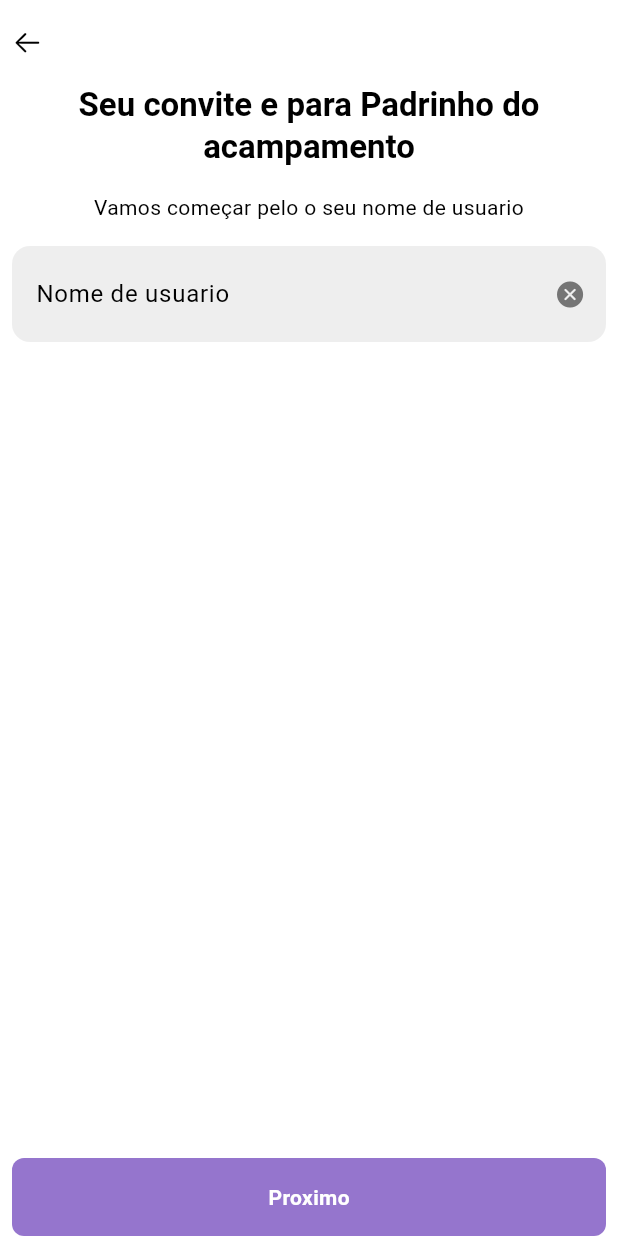
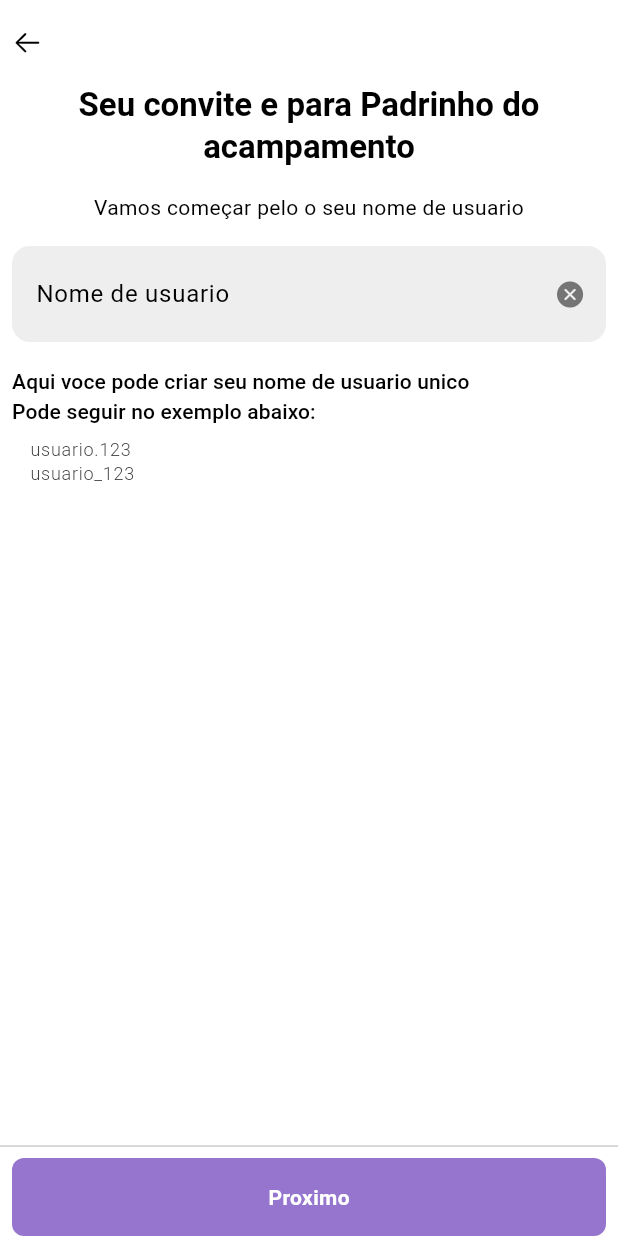
Before and after one commit to pos-crisma/poscrisma, a Flutter app: the UserMobile screen opened directly with empty values, on a phone screen of 412 x 824 dp. Run offline on Flutter 3.47's test engine with Material 3 defaults, Android fonts, the phone set to English and light mode, and no system bars; our stand-ins replace carousel_slider, cloud_firestore, dio, firebase_analytics, firebase_core, flutter_modular and 3 more; accounts and stored records are empty; Roboto replaces fonts that are missing (Manrope).

Commit message:
feat: create user

```diff
--- a/modules/design/lib/components/textfield/custom_textformfield.dart
+++ b/modules/design/lib/components/textfield/custom_textformfield.dart
@@ -10,19 +10,22 @@ class CustomTextFormField extends StatelessWidget {
     Color boxDecorationColor = Colors.black,
     bool autoFocus = false,
     bool enabled = true,
+    int? maxLine = 1,
     required this.labelText,
     this.suffixPress,
     this.controller,
     this.keyboardType,
     this.textInputAction,
     FocusNode? focusNote,
+
     EdgeInsets edgeInsets = const EdgeInsets.symmetric(horizontal: 8.0),
   })  : _borderRadiusGeometry = borderRadiusGeometry,
         _boxDecorationColor = boxDecorationColor,
         _autoFocus = autoFocus,
         _enabled = enabled,
         _edgeInsets = edgeInsets,
-        _focusNode = focusNote;
+        _focusNode = focusNote,
+        _maxLine = maxLine;
 
   final EdgeInsets _edgeInsets;
   final String labelText;
@@ -41,6 +44,8 @@ class CustomTextFormField extends StatelessWidget {
 
   final FocusNode? _focusNode;
 
+  final int? _maxLine;
+
   @override
   Widget build(BuildContext context) {
     return Padding(
@@ -55,6 +60,7 @@ class CustomTextFormField extends StatelessWidget {
           keyboardType: keyboardType,
           textCapitalization: textCapitalization,
           textInputAction: textInputAction,
+          maxLines: _maxLine,
           decoration: InputDecoration(
             labelText: labelText,
             filled: true,
--- a/modules/feature/create_user/lib/src/feature/controller/store/user_mobile_reducer.dart
+++ /dev/null
@@ -1,48 +0,0 @@
-import 'package:core/core.dart';
-import 'package:flutter/cupertino.dart';
-
-import '../model/user_type.dart';
-import '../action/user_mobile_action.dart';
-import '../state/user_mobile_state.dart';
-
-class UserMobileReducer extends Reducer<UserMobileAction, UserMobileState> {
-  UserMobileReducer()
-      : super(UserMobileState(
-          pageViewer: PageViewer.nickname,
-          textEditingController: TextEditingController(text: ''),
-          onFocus: FocusNode(),
-        ));
-
-  @override
-  Future<Effect> reduce(UserMobileAction action) async {
-    return action.fold(
-      (action) => _onAppear(
-        parishId: action.parishId,
-        spenderId: action.spenderId,
-        type: action.type,
-      ),
-      (action) => _handlerTapped(),
-      (action) => _backButton(),
-    );
-  }
-
-  _onAppear({
-    required String parishId,
-    required String spenderId,
-    required UserType type,
-  }) {
-    state.parishId = parishId;
-    state.spenderId = spenderId;
-    state.type = type;
-
-    return Effect.emit();
-  }
-
-  _handlerTapped() {
-    return Effect.emit();
-  }
-
-  _backButton() {
-    return Effect.emit();
-  }
-}
--- a/modules/feature/create_user/lib/src/feature/controller/action/user_mobile_action.dart
+++ b/modules/feature/create_user/lib/src/feature/provider/controller/action/user_mobile_action.dart
@@ -1,6 +1,6 @@
 // ignore_for_file: library_private_types_in_public_api
 
-import '../model/user_type.dart';
+import '../../model/user_type.dart';
 
 sealed class UserMobileAction {
   static UserMobileAction onAppear(
--- a/modules/feature/create_user/lib/src/feature/controller/state/user_mobile_state.dart
+++ b/modules/feature/create_user/lib/src/feature/provider/controller/state/user_mobile_state.dart
@@ -1,6 +1,6 @@
 import 'package:flutter/material.dart';
 
-import '../model/user_type.dart';
+import '../../model/user_type.dart';
 
 interface class UserMobileState {
   UserMobileState({
@@ -31,7 +31,8 @@ enum PageViewer {
   nickname(
     text: 'Vamos começar pelo o seu nome de usuario',
     inputText: 'Nome de usuario',
-    tipTitle: 'Aqui voce pode criar seu nome de usuario unico',
+    tipTitle:
+        'Aqui voce pode criar seu nome de usuario unico\nPode seguir no exemplo abaixo:',
     tipContent: 'usuario.123\nusuario_123',
   ),
   name(
@@ -49,8 +50,10 @@ enum PageViewer {
   medicalRecords(
     text: 'Preencha seus dados medicos',
     inputText: 'Preencha seus dados medicos',
-    tipTitle: '',
-    tipContent: '',
+    tipTitle:
+        'Preenche seus dados medicos.\nPode ser preenchido nesse exemplo:',
+    tipContent:
+        '- Problema X\n- Problema Y\n- Problema Z\n\n- Remedio A\n- Remedio B\n- Remedio C',
   ),
   email(
     text: 'Agora seu email',
--- a/modules/feature/create_user/lib/src/feature/view/mobile/user_mobile.dart
+++ b/modules/feature/create_user/lib/src/feature/view/mobile/user_mobile.dart
@@ -1,11 +1,12 @@
 import 'package:core/core.dart';
+import 'package:create_user/src/feature/provider/controller/state/user_mobile_state.dart';
 import 'package:design/design.dart';
 import 'package:flutter/cupertino.dart';
 import 'package:flutter/material.dart';
 
-import '../../controller/action/user_mobile_action.dart';
-import '../../controller/store/user_mobile_reducer.dart';
-import '../../controller/model/user_type.dart';
+import '../../provider/controller/action/user_mobile_action.dart';
+import '../../provider/controller/store/user_mobile_reducer.dart';
+import '../../provider/model/user_type.dart';
 
 class UserMobile extends StatefulWidget {
   final UserType type;
@@ -61,7 +62,8 @@ class _UserMobileState extends State<UserMobile> {
                   leading: CupertinoButton(
                     alignment: Alignment.centerLeft,
                     padding: const EdgeInsets.symmetric(horizontal: 8),
-                    onPressed: () => Modular.to.pop(),
+                    onPressed: () =>
+                        viewStore.send(UserMobileAction.backTapped()),
                     child: Icon(
                       CupertinoIcons.arrow_left,
                       color: SystemMode.isDark(context)
@@ -131,6 +133,20 @@ class _UserMobileState extends State<UserMobile> {
                     builder: (context, value, child) => CustomTextFormField(
                       focusNote: value.onFocus,
                       controller: value.textEditingController,
+                      keyboardType: switch (value.pageViewer) {
+                        PageViewer.email => TextInputType.emailAddress,
+                        PageViewer.name => TextInputType.name,
+                        PageViewer.nickname => TextInputType.text,
+                        PageViewer.phone => TextInputType.phone,
+                        PageViewer.medicalRecords => TextInputType.multiline,
+                      },
+                      maxLine: switch (value.pageViewer) {
+                        PageViewer.email => 1,
+                        PageViewer.name => 1,
+                        PageViewer.nickname => 1,
+                        PageViewer.phone => 1,
+                        PageViewer.medicalRecords => null,
+                      },
                       boxDecorationColor: SystemMode.isDark(context)
                           ? Colors.black
                           : Colors.grey.shade200,
@@ -139,8 +155,50 @@ class _UserMobileState extends State<UserMobile> {
                   ),
                 ),
                 const SliverPadding(
-                    padding: EdgeInsets.symmetric(vertical: 24)),
+                  padding: EdgeInsets.symmetric(vertical: 8),
+                ),
+                SliverToBoxAdapter(
+                  child: Padding(
+                    padding: const EdgeInsets.symmetric(horizontal: 8),
+                    child: ValueListenableBuilder(
+                      valueListenable: viewStore,
+                      builder: (context, value, child) => Column(
+                        crossAxisAlignment: CrossAxisAlignment.start,
+                        children: [
+                          Text(
+                            value.pageViewer.tipTitle,
+                            style: Theme.of(context).textTheme.labelLarge,
+                          ),
+                          const SizedBox(height: 8),
+                          Padding(
+                            padding: const EdgeInsets.only(left: 12),
+                            child: Text(
+                              value.pageViewer.tipContent,
+                              style: Theme.of(context)
+                                  .textTheme
+                                  .labelMedium! //
+                                  .copyWith(
+                                    fontWeight: FontWeight.w300,
+                                    color: SystemMode.isDark(context)
+                                        ? Colors.grey.shade50
+                                        : Colors.grey.shade800,
+                                  ),
+                            ),
+                          ),
+                        ],
+                      ),
+                    ),
+                  ),
+                ),
               ],
+            ),
+          ),
+          ValueListenableBuilder(
+            valueListenable: viewStore,
+            builder: (context, value, child) => AnimatedOpacity(
+              opacity: value.onFocus.hasFocus ? 0 : 1,
+              duration: Durations.medium1,
+              child: const Divider(thickness: 0.2),
             ),
           ),
           LayoutBuilder(
@@ -155,7 +213,8 @@ class _UserMobileState extends State<UserMobile> {
                   return AnimatedButton(
                     isFocus: value.onFocus.hasFocus,
                     // isDisabled: value.status == InviteServiceStatus.loading,
-                    onPress: () {},
+                    onPress: () =>
+                        viewStore.send(UserMobileAction.handlerTapped()),
                     enableColor: Colors.deepPurple.shade300,
                     disableColor: SystemMode.isDark(context)
                         ? Colors.deepPurple.shade500
--- a/modules/feature/create_user/lib/src/feature/view/user_page.dart
+++ b/modules/feature/create_user/lib/src/feature/view/user_page.dart
@@ -2,7 +2,7 @@ import 'package:design/design.dart';
 import 'package:flutter/material.dart';
 import 'package:flutter/services.dart';
 
-import '../controller/model/user_type.dart';
+import '../provider/model/user_type.dart';
 import 'mobile/user_mobile.dart';
 import 'web/user_web.dart';
 
--- a/modules/feature/create_user/lib/src/module/create_user_module.dart
+++ b/modules/feature/create_user/lib/src/module/create_user_module.dart
@@ -1,7 +1,7 @@
 import 'package:core/core.dart';
-import 'package:create_user/src/feature/controller/model/user_type.dart';
 
-import '../feature/controller/store/user_mobile_reducer.dart';
+import '../feature/provider/controller/store/user_mobile_reducer.dart';
+import '../feature/provider/model/user_type.dart';
 import '../feature/view/user_page.dart';
 
 class CreateUserModule extends Module {
```
Also changed, not shown: modules/feature/create_user/lib/src/feature/provider/controller/store/user_mobile_reducer.dart (added, +131 -0 lines), modules/feature/create_user/lib/src/feature/provider/dto/create_user_dto.dart (added, +71 -0 lines), modules/feature/invite/lib/src/feature/view/mobile/invite_mobile.dart (+7 -2 lines), modules/feature/create_user/lib/src/feature/provider/model/user_type.dart (renamed from modules/feature/create_user/lib/src/feature/controller/model/user_type.dart).
